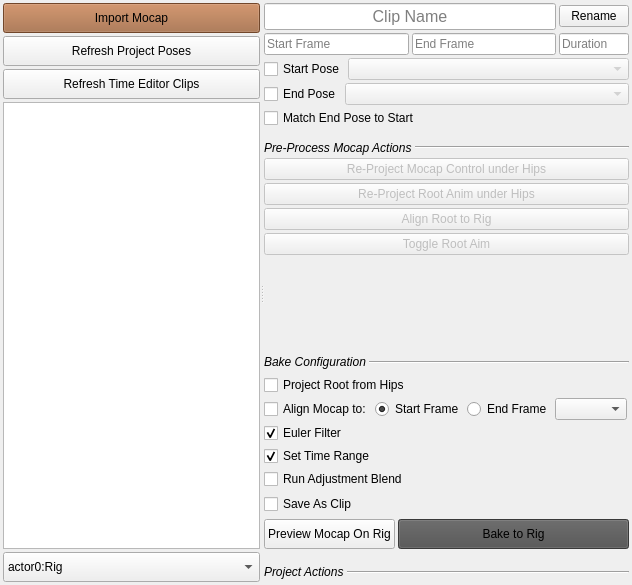
Qt form mocap_clipper/ui/mocap_clipper_widget.ui (rBrenick/mocap-clipper) before a commit.
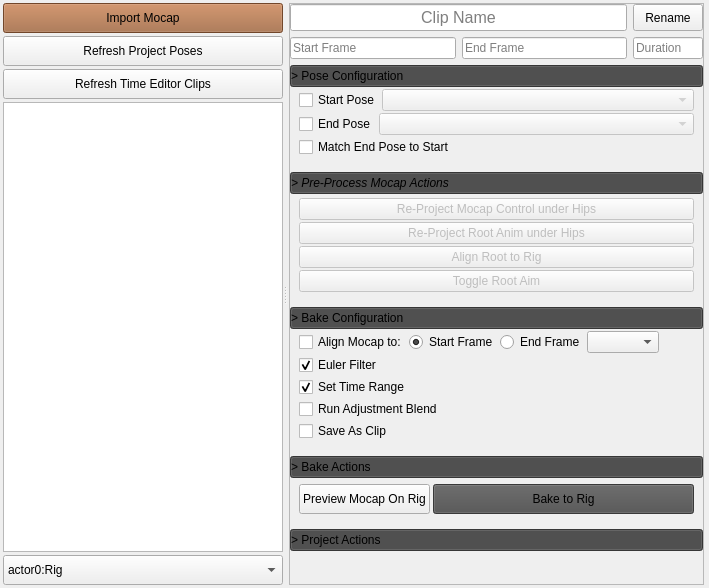
The same form after that commit. Custom widgets are drawn as their Qt base class.

What changed in the file:
```diff
--- a/mocap_clipper/ui/mocap_clipper_widget.ui
+++ b/mocap_clipper/ui/mocap_clipper_widget.ui
@@ -6,8 +6,8 @@
    <rect>
     <x>0</x>
     <y>0</y>
-    <width>632</width>
-    <height>585</height>
+    <width>709</width>
+    <height>588</height>
    </rect>
   </property>
   <property name="windowTitle">
@@ -140,26 +140,45 @@
       </layout>
      </widget>
      <widget class="QWidget" name="widget" native="true">
-      <layout class="QHBoxLayout" name="horizontalLayout_4">
-       <property name="spacing">
-        <number>2</number>
-       </property>
-       <property name="leftMargin">
-        <number>0</number>
-       </property>
-       <property name="topMargin">
-        <number>0</number>
-       </property>
-       <property name="rightMargin">
-        <number>0</number>
-       </property>
-       <property name="bottomMargin">
-        <number>0</number>
-       </property>
-       <item>
         <layout class="QVBoxLayout" name="verticalLayout_4">
-         <property name="spacing">
-          <number>3</number>
+       <property name="leftMargin">
+        <number>2</number>
+       </property>
+       <property name="topMargin">
+        <number>0</number>
+       </property>
+       <property name="rightMargin">
+        <number>2</number>
+       </property>
+       <property name="bottomMargin">
+        <number>0</number>
+       </property>
+       <item>
+        <widget class="QScrollArea" name="scrollArea">
+         <property name="widgetResizable">
+          <bool>true</bool>
+         </property>
+         <widget class="QWidget" name="scrollAreaWidgetContents">
+          <property name="geometry">
+           <rect>
+            <x>0</x>
+            <y>0</y>
+            <width>381</width>
+            <height>605</height>
+           </rect>
+          </property>
+          <layout class="QVBoxLayout" name="verticalLayout">
+           <property name="leftMargin">
+            <number>0</number>
+           </property>
+           <property name="topMargin">
+            <number>0</number>
+           </property>
+           <property name="rightMargin">
+            <number>0</number>
+           </property>
+           <property name="bottomMargin">
+            <number>0</number>
          </property>
          <item>
           <layout class="QVBoxLayout" name="clip_info_layout">
@@ -167,6 +186,12 @@
             <layout class="QHBoxLayout" name="horizontalLayout_8">
              <item>
               <widget class="QLineEdit" name="clip_name_LE">
+                 <property name="sizePolicy">
+                  <sizepolicy hsizetype="Expanding" vsizetype="Minimum">
+                   <horstretch>0</horstretch>
+                   <verstretch>0</verstretch>
+                  </sizepolicy>
+                 </property>
                <property name="font">
                 <font>
                  <pointsize>12</pointsize>
@@ -189,7 +214,7 @@
              <item>
               <widget class="QPushButton" name="rename_clip_BTN">
                <property name="sizePolicy">
-                <sizepolicy hsizetype="Fixed" vsizetype="Fixed">
+                  <sizepolicy hsizetype="Fixed" vsizetype="Minimum">
                  <horstretch>0</horstretch>
                  <verstretch>0</verstretch>
                 </sizepolicy>
@@ -211,6 +236,12 @@
             <layout class="QHBoxLayout" name="horizontalLayout_7">
              <item>
               <widget class="QLineEdit" name="frame_start">
+                 <property name="sizePolicy">
+                  <sizepolicy hsizetype="Expanding" vsizetype="Minimum">
+                   <horstretch>0</horstretch>
+                   <verstretch>0</verstretch>
+                  </sizepolicy>
+                 </property>
                <property name="readOnly">
                 <bool>true</bool>
                </property>
@@ -221,6 +252,12 @@
              </item>
              <item>
               <widget class="QLineEdit" name="frame_end">
+                 <property name="sizePolicy">
+                  <sizepolicy hsizetype="Expanding" vsizetype="Minimum">
+                   <horstretch>0</horstretch>
+                   <verstretch>0</verstretch>
+                  </sizepolicy>
+                 </property>
                <property name="readOnly">
                 <bool>true</bool>
                </property>
@@ -232,7 +269,7 @@
              <item>
               <widget class="QLineEdit" name="frame_duration">
                <property name="sizePolicy">
-                <sizepolicy hsizetype="Fixed" vsizetype="Fixed">
+                  <sizepolicy hsizetype="Fixed" vsizetype="Minimum">
                  <horstretch>0</horstretch>
                  <verstretch>0</verstretch>
                 </sizepolicy>
@@ -256,12 +293,44 @@
              </item>
             </layout>
            </item>
+            </layout>
+           </item>
            <item>
-            <layout class="QHBoxLayout" name="horizontalLayout_5">
+            <layout class="QVBoxLayout" name="pose_configuration_root_layout">
+             <property name="spacing">
+              <number>2</number>
+             </property>
+             <item>
+              <widget class="QPushButton" name="pose_configuration_BTN">
+               <property name="styleSheet">
+                <string notr="true">background-color:rgb(75, 75, 75); text-align:left;</string>
+               </property>
+               <property name="text">
+                <string>&gt; Pose Configuration</string>
+               </property>
+               <property name="checkable">
+                <bool>true</bool>
+               </property>
+               <property name="checked">
+                <bool>true</bool>
+               </property>
+              </widget>
+             </item>
+             <item>
+              <widget class="QWidget" name="pose_configuration_widget" native="true">
+               <layout class="QVBoxLayout" name="verticalLayout_10">
+                <property name="spacing">
+                 <number>2</number>
+                </property>
+                <property name="topMargin">
+                 <number>0</number>
+                </property>
+                <item>
+                 <layout class="QHBoxLayout" name="horizontalLayout_9">
              <item>
               <widget class="QCheckBox" name="start_pose_CHK">
                <property name="sizePolicy">
-                <sizepolicy hsizetype="Fixed" vsizetype="Fixed">
+                     <sizepolicy hsizetype="Fixed" vsizetype="Minimum">
                  <horstretch>0</horstretch>
                  <verstretch>0</verstretch>
                 </sizepolicy>
@@ -276,16 +345,22 @@
                <property name="enabled">
                 <bool>false</bool>
                </property>
+                    <property name="sizePolicy">
+                     <sizepolicy hsizetype="Preferred" vsizetype="Minimum">
+                      <horstretch>0</horstretch>
+                      <verstretch>0</verstretch>
+                     </sizepolicy>
+                    </property>
               </widget>
              </item>
             </layout>
            </item>
            <item>
-            <layout class="QHBoxLayout" name="horizontalLayout_2">
+                 <layout class="QHBoxLayout" name="horizontalLayout_10">
              <item>
               <widget class="QCheckBox" name="end_pose_CHK">
                <property name="sizePolicy">
-                <sizepolicy hsizetype="Fixed" vsizetype="Fixed">
+                     <sizepolicy hsizetype="Fixed" vsizetype="Minimum">
                  <horstretch>0</horstretch>
                  <verstretch>0</verstretch>
                 </sizepolicy>
@@ -300,6 +375,12 @@
                <property name="enabled">
                 <bool>false</bool>
                </property>
+                    <property name="sizePolicy">
+                     <sizepolicy hsizetype="Preferred" vsizetype="Minimum">
+                      <horstretch>0</horstretch>
+                      <verstretch>0</verstretch>
+                     </sizepolicy>
+                    </property>
               </widget>
              </item>
             </layout>
@@ -307,7 +388,7 @@
            <item>
             <widget class="QCheckBox" name="end_pose_same_CHK">
              <property name="sizePolicy">
-              <sizepolicy hsizetype="Fixed" vsizetype="Fixed">
+                   <sizepolicy hsizetype="Fixed" vsizetype="Minimum">
                <horstretch>0</horstretch>
                <verstretch>0</verstretch>
               </sizepolicy>
@@ -318,44 +399,56 @@
             </widget>
            </item>
           </layout>
-         </item>
+              </widget>
+             </item>
+            </layout>
+           </item>
          <item>
-          <layout class="QHBoxLayout" name="horizontalLayout_9">
-           <property name="topMargin">
-            <number>10</number>
+            <layout class="QVBoxLayout" name="preprocess_mocap_actions_root_layout">
+             <property name="spacing">
+              <number>4</number>
            </property>
            <item>
-            <widget class="QLabel" name="label_3">
-             <property name="sizePolicy">
-              <sizepolicy hsizetype="Fixed" vsizetype="Preferred">
-               <horstretch>0</horstretch>
-               <verstretch>0</verstretch>
-              </sizepolicy>
-             </property>
+              <widget class="QPushButton" name="preprocess_mocap_actions_BTN">
              <property name="font">
               <font>
                <italic>true</italic>
               </font>
              </property>
+               <property name="styleSheet">
+                <string notr="true">background-color:rgb(75, 75, 75); text-align:left;</string>
+               </property>
              <property name="text">
-              <string>Pre-Process Mocap Actions</string>
+                <string>&gt; Pre-Process Mocap Actions</string>
+               </property>
+               <property name="checkable">
+                <bool>true</bool>
+               </property>
+               <property name="checked">
+                <bool>true</bool>
              </property>
             </widget>
            </item>
            <item>
-            <widget class="Line" name="line_3">
-             <property name="orientation">
-              <enum>Qt::Horizontal</enum>
-             </property>
-            </widget>
-           </item>
-          </layout>
-         </item>
+              <widget class="QWidget" name="preprocess_mocap_actions_widget" native="true">
+               <layout class="QVBoxLayout" name="verticalLayout_2">
+                <property name="spacing">
+                 <number>2</number>
+                </property>
+                <property name="topMargin">
+                 <number>0</number>
+                </property>
          <item>
           <widget class="QPushButton" name="reproject_mocap_ctrl_BTN">
            <property name="enabled">
             <bool>false</bool>
            </property>
+                  <property name="sizePolicy">
+                   <sizepolicy hsizetype="Minimum" vsizetype="Minimum">
+                    <horstretch>0</horstretch>
+                    <verstretch>0</verstretch>
+                   </sizepolicy>
+                  </property>
            <property name="text">
             <string>Re-Project Mocap Control under Hips</string>
            </property>
@@ -366,6 +459,12 @@
            <property name="enabled">
             <bool>false</bool>
            </property>
+                  <property name="sizePolicy">
+                   <sizepolicy hsizetype="Minimum" vsizetype="Minimum">
+                    <horstretch>0</horstretch>
+                    <verstretch>0</verstretch>
+                   </sizepolicy>
+                  </property>
            <property name="text">
             <string>Re-Project Root Anim under Hips</string>
            </property>
@@ -376,6 +475,12 @@
            <property name="enabled">
             <bool>false</bool>
            </property>
+                  <property name="sizePolicy">
+                   <sizepolicy hsizetype="Minimum" vsizetype="Minimum">
+                    <horstretch>0</horstretch>
+                    <verstretch>0</verstretch>
+                   </sizepolicy>
+                  </property>
            <property name="text">
             <string>Align Root to Rig</string>
            </property>
@@ -386,6 +491,12 @@
            <property name="enabled">
             <bool>false</bool>
            </property>
+                  <property name="sizePolicy">
+                   <sizepolicy hsizetype="Minimum" vsizetype="Minimum">
+                    <horstretch>0</horstretch>
+                    <verstretch>0</verstretch>
+                   </sizepolicy>
+                  </property>
            <property name="text">
             <string>Toggle Root Aim</string>
            </property>
@@ -394,75 +505,46 @@
            </property>
           </widget>
          </item>
-         <item>
-          <spacer name="verticalSpacer">
-           <property name="orientation">
-            <enum>Qt::Vertical</enum>
-           </property>
-           <property name="sizeType">
-            <enum>QSizePolicy::Expanding</enum>
-           </property>
-           <property name="sizeHint" stdset="0">
-            <size>
-             <width>20</width>
-             <height>20</height>
-            </size>
-           </property>
-          </spacer>
-         </item>
+               </layout>
+              </widget>
+             </item>
+            </layout>
+           </item>
          <item>
-          <layout class="QHBoxLayout" name="bake_configuration_label_layout">
-           <property name="topMargin">
-            <number>10</number>
+            <layout class="QVBoxLayout" name="bake_configuration_root_layout">
+             <property name="spacing">
+              <number>2</number>
            </property>
            <item>
-            <widget class="QLabel" name="label_2">
-             <property name="sizePolicy">
-              <sizepolicy hsizetype="Fixed" vsizetype="Preferred">
-               <horstretch>0</horstretch>
-               <verstretch>0</verstretch>
-              </sizepolicy>
-             </property>
-             <property name="font">
-              <font>
-               <italic>true</italic>
-              </font>
-             </property>
-             <property name="toolTip">
-              <string>Settings to run before and after baking</string>
+              <widget class="QPushButton" name="bake_configuration_BTN">
+               <property name="styleSheet">
+                <string notr="true">background-color:rgb(75, 75, 75); text-align:left;</string>
              </property>
              <property name="text">
-              <string>Bake Configuration</string>
+                <string>&gt; Bake Configuration</string>
+               </property>
+               <property name="checkable">
+                <bool>true</bool>
+               </property>
+               <property name="checked">
+                <bool>true</bool>
              </property>
             </widget>
            </item>
            <item>
-            <widget class="Line" name="line">
-             <property name="minimumSize">
-              <size>
-               <width>0</width>
-               <height>20</height>
-              </size>
-             </property>
-             <property name="orientation">
-              <enum>Qt::Horizontal</enum>
-             </property>
-            </widget>
-           </item>
-          </layout>
-         </item>
+              <widget class="QWidget" name="bake_configuration_widget" native="true">
+               <layout class="QVBoxLayout" name="verticalLayout_6">
+                <property name="spacing">
+                 <number>2</number>
+                </property>
+                <property name="topMargin">
+                 <number>0</number>
+                </property>
          <item>
           <layout class="QVBoxLayout" name="project_settings_layout"/>
          </item>
          <item>
-          <layout class="QVBoxLayout" name="bake_settings_layout">
-           <item>
-            <widget class="QCheckBox" name="project_root_from_hips_CHK">
-             <property name="text">
-              <string>Project Root from Hips</string>
-             </property>
-            </widget>
-           </item>
+                 <layout class="QVBoxLayout" name="bake_configs">
            <item>
             <layout class="QHBoxLayout" name="horizontalLayout">
              <item>
@@ -546,14 +628,15 @@
              </property>
             </widget>
            </item>
-          </layout>
-         </item>
          <item>
           <layout class="QHBoxLayout" name="horizontalLayout_6">
+                    <property name="spacing">
+                     <number>2</number>
+                    </property>
            <item>
             <widget class="QCheckBox" name="save_clip_CHK">
              <property name="sizePolicy">
-              <sizepolicy hsizetype="Fixed" vsizetype="Fixed">
+                       <sizepolicy hsizetype="Fixed" vsizetype="Minimum">
                <horstretch>0</horstretch>
                <verstretch>0</verstretch>
               </sizepolicy>
@@ -572,7 +655,7 @@
               <bool>false</bool>
              </property>
              <property name="sizePolicy">
-              <sizepolicy hsizetype="Minimum" vsizetype="Preferred">
+                       <sizepolicy hsizetype="Minimum" vsizetype="Minimum">
                <horstretch>0</horstretch>
                <verstretch>0</verstretch>
               </sizepolicy>
@@ -580,7 +663,7 @@
              <property name="minimumSize">
               <size>
                <width>0</width>
-               <height>24</height>
+                        <height>20</height>
               </size>
              </property>
              <property name="toolTip">
@@ -590,6 +673,40 @@
            </item>
           </layout>
          </item>
+                 </layout>
+                </item>
+               </layout>
+              </widget>
+             </item>
+            </layout>
+           </item>
+           <item>
+            <layout class="QVBoxLayout" name="bake_actions_root_layout">
+             <item>
+              <widget class="QPushButton" name="bake_actions_BTN">
+               <property name="styleSheet">
+                <string notr="true">background-color:rgb(75, 75, 75); text-align:left;</string>
+               </property>
+               <property name="text">
+                <string>&gt; Bake Actions</string>
+               </property>
+               <property name="checkable">
+                <bool>true</bool>
+               </property>
+               <property name="checked">
+                <bool>true</bool>
+               </property>
+              </widget>
+             </item>
+             <item>
+              <widget class="QWidget" name="bake_actions_widget" native="true">
+               <layout class="QVBoxLayout" name="verticalLayout_12">
+                <property name="spacing">
+                 <number>2</number>
+                </property>
+                <property name="topMargin">
+                 <number>0</number>
+                </property>
          <item>
           <layout class="QHBoxLayout" name="bake_actions_layout">
            <property name="spacing">
@@ -614,7 +731,7 @@
            <item>
             <widget class="QPushButton" name="bake_BTN">
              <property name="sizePolicy">
-              <sizepolicy hsizetype="MinimumExpanding" vsizetype="Fixed">
+                     <sizepolicy hsizetype="MinimumExpanding" vsizetype="Minimum">
                <horstretch>0</horstretch>
                <verstretch>0</verstretch>
               </sizepolicy>
@@ -638,51 +755,62 @@
            </item>
           </layout>
          </item>
+               </layout>
+              </widget>
+             </item>
+            </layout>
+           </item>
          <item>
-          <layout class="QHBoxLayout" name="project_widgets_label_layout">
-           <property name="topMargin">
-            <number>10</number>
-           </property>
+            <layout class="QVBoxLayout" name="project_widgets_root_layout">
            <item>
-            <widget class="QLabel" name="label">
-             <property name="sizePolicy">
-              <sizepolicy hsizetype="Fixed" vsizetype="Preferred">
-               <horstretch>0</horstretch>
-               <verstretch>0</verstretch>
-              </sizepolicy>
-             </property>
-             <property name="font">
-              <font>
-               <italic>true</italic>
-              </font>
-             </property>
-             <property name="toolTip">
-              <string>Widgets defined for the studio/project using class overrides</string>
+              <widget class="QPushButton" name="project_widgets_BTN">
+               <property name="styleSheet">
+                <string notr="true">background-color:rgb(75, 75, 75); text-align:left;</string>
              </property>
              <property name="text">
-              <string>Project Actions</string>
+                <string>&gt; Project Actions</string>
+               </property>
+               <property name="checkable">
+                <bool>true</bool>
+               </property>
+               <property name="checked">
+                <bool>true</bool>
              </property>
             </widget>
            </item>
            <item>
-            <widget class="Line" name="line_2">
-             <property name="minimumSize">
-              <size>
-               <width>0</width>
-               <height>20</height>
-              </size>
-             </property>
-             <property name="orientation">
-              <enum>Qt::Horizontal</enum>
-             </property>
-            </widget>
-           </item>
-          </layout>
-         </item>
+              <widget class="QWidget" name="project_widgets_widget" native="true">
+               <layout class="QVBoxLayout" name="verticalLayout_14">
+                <property name="spacing">
+                 <number>2</number>
+                </property>
+                <property name="topMargin">
+                 <number>0</number>
+                </property>
          <item>
           <layout class="QVBoxLayout" name="project_widgets_layout"/>
          </item>
         </layout>
+              </widget>
+             </item>
+            </layout>
+           </item>
+           <item>
+            <spacer name="verticalSpacer">
+             <property name="orientation">
+              <enum>Qt::Vertical</enum>
+             </property>
+             <property name="sizeHint" stdset="0">
+              <size>
+               <width>20</width>
+               <height>40</height>
+              </size>
+             </property>
+            </spacer>
+           </item>
+          </layout>
+         </widget>
+        </widget>
        </item>
       </layout>
      </widget>
```
Lines whose indentation alone changed are shown as unchanged.
